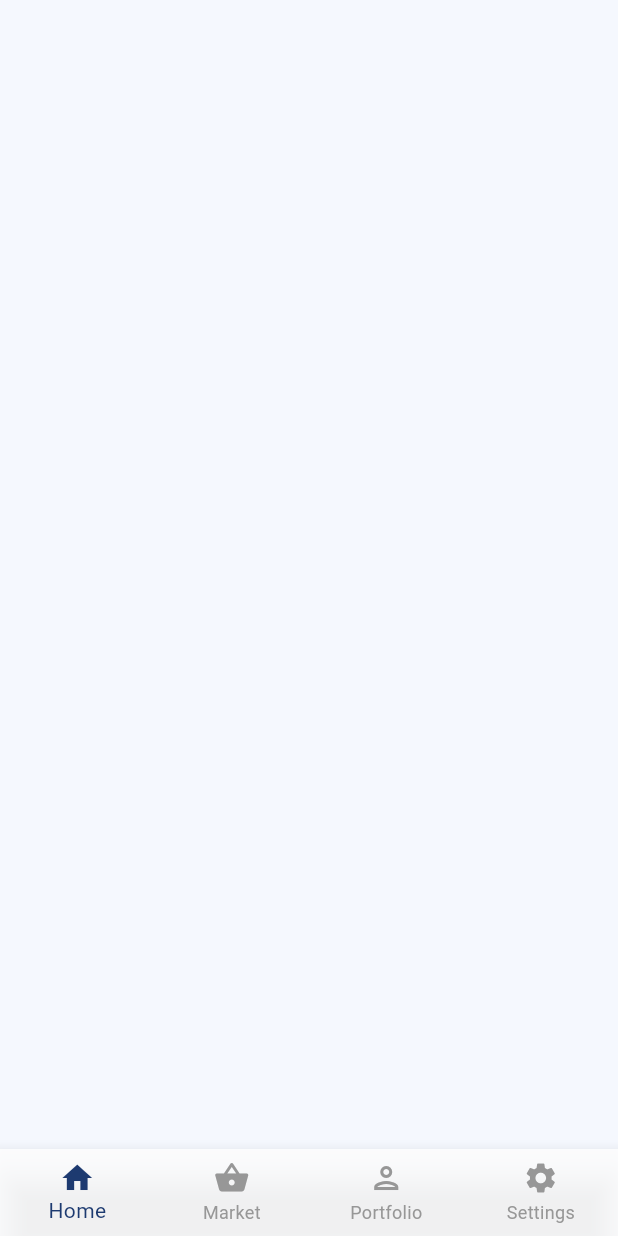
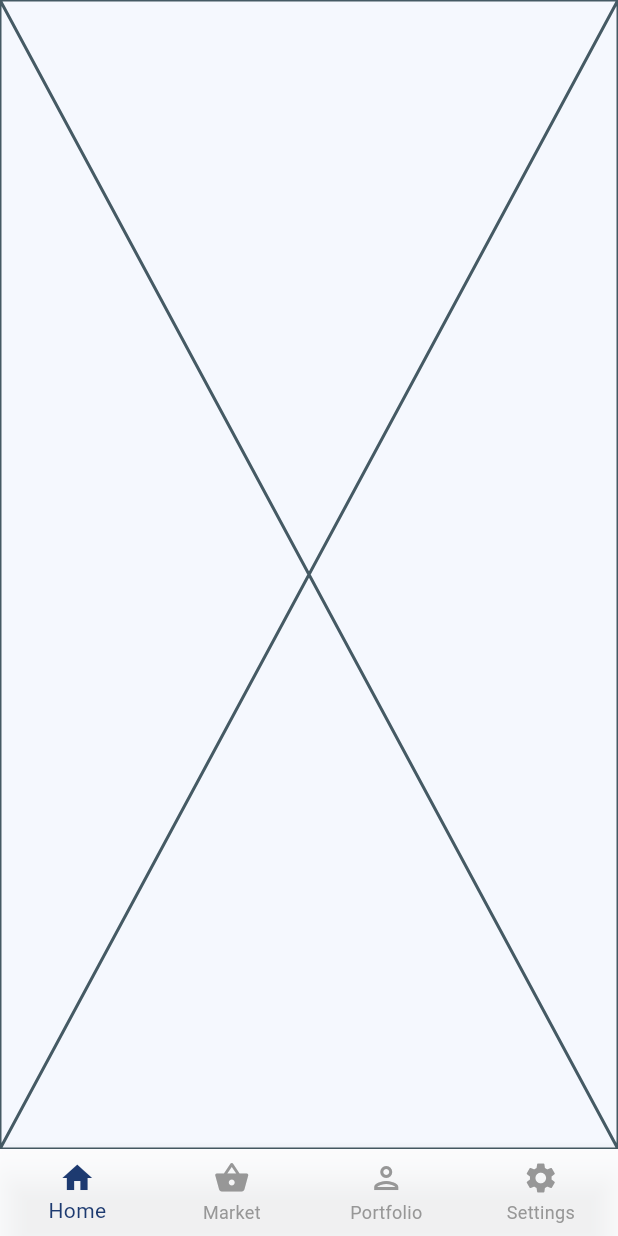
Before and after one commit to AbdoAlHady/fintech-app, a Flutter app: the screen it shows after launch, on a phone screen of 412 x 824 dp. Run offline on Flutter 3.47's test engine with Material 3 defaults, Android fonts, the phone set to English and light mode, and no system bars; our stand-ins replace flutter_svg, go_router, google_fonts, skeletonizer; project files that could hold a hidden picture were left out.

Commit message:
Add Portfolio feature with initial view and body components

```diff
--- a/lib/core/routing/app_router.dart
+++ b/lib/core/routing/app_router.dart
@@ -1,6 +1,6 @@
 import 'package:fintech_app/features/market/presentaton/views/market_screen.dart';
 import 'package:fintech_app/features/market/presentaton/widgets/custom_bottom_nav_bar.dart';
-import 'package:fintech_app/features/portfolio/presentation/views/portfolio_view.dart';
+import 'package:fintech_app/features/portfolio/feature_imports.dart';
 import 'package:go_router/go_router.dart';
 
 abstract class AppRouter {
--- a/lib/core/utils/exports.dart
+++ b/lib/core/utils/exports.dart
@@ -4,3 +4,7 @@ export 'package:fintech_app/core/theme/app_colors.dart';
 export 'package:flutter/material.dart';
 export 'package:fintech_app/core/theme/app_theme.dart';
 export 'package:fintech_app/core/helpers/spacing.dart';
+export 'package:fintech_app/core/widgets/app_elevated_button.dart';
+export 'package:fintech_app/core/theme/app_text_styles.dart';
+export 'package:fintech_app/core/utils/app_assets.dart';
+export 'package:fintech_app/core/utils/app_strings.dart';
--- a/lib/features/payment/feature_imports.dart
+++ b/lib/features/payment/feature_imports.dart
@@ -1,8 +1,4 @@
-import 'package:fintech_app/core/theme/app_text_styles.dart';
-import 'package:fintech_app/core/utils/app_assets.dart';
-import 'package:fintech_app/core/utils/app_strings.dart';
 import 'package:fintech_app/core/utils/exports.dart';
-import 'package:fintech_app/core/widgets/app_elevated_button.dart';
 
 part '../payment/presentation/views/payment_methods_view.dart';
 part '../payment/presentation/widgets/payment_method_view_body.dart';
--- /dev/null
+++ b/lib/features/portfolio/feature_imports.dart
@@ -0,0 +1,4 @@
+import 'package:fintech_app/core/utils/exports.dart';
+
+part '../portfolio/presentation/views/portfolio_view.dart';
+part '../portfolio/presentation/widgets/portfolio_view_body.dart';
--- a/lib/features/portfolio/presentation/views/portfolio_view.dart
+++ b/lib/features/portfolio/presentation/views/portfolio_view.dart
@@ -1,10 +1,10 @@
-import 'package:flutter/material.dart';
+part of '../../feature_imports.dart';
 
 class PortfolioView extends StatelessWidget {
   const PortfolioView({super.key});
 
   @override
   Widget build(BuildContext context) {
-    return const Scaffold();
+    return const Scaffold(body: PortfolioViewBody());
   }
 }
--- /dev/null
+++ b/lib/features/portfolio/presentation/widgets/portfolio_view_body.dart
@@ -0,0 +1,10 @@
+part of '../../feature_imports.dart';
+
+class PortfolioViewBody extends StatelessWidget {
+  const PortfolioViewBody({super.key});
+
+  @override
+  Widget build(BuildContext context) {
+    return const Placeholder();
+  }
+}
```
